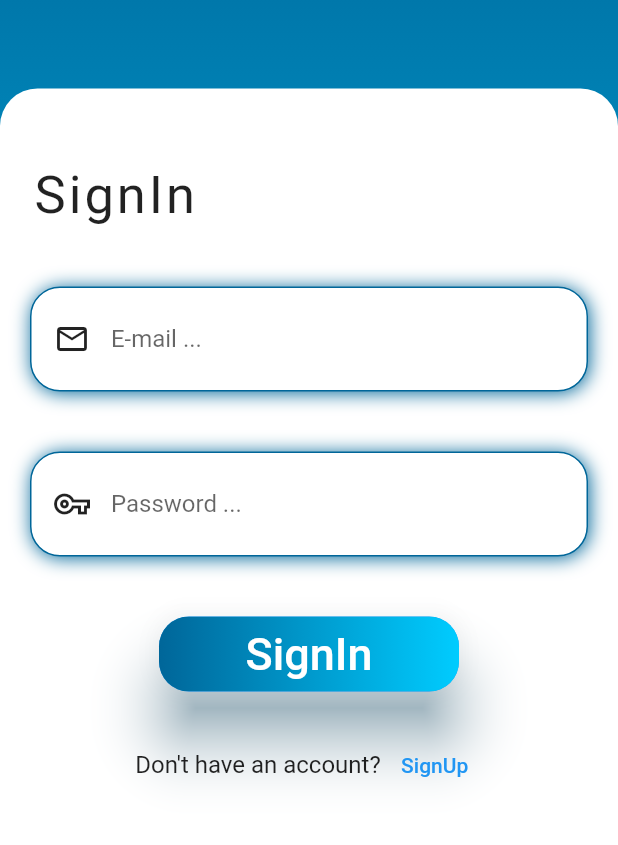
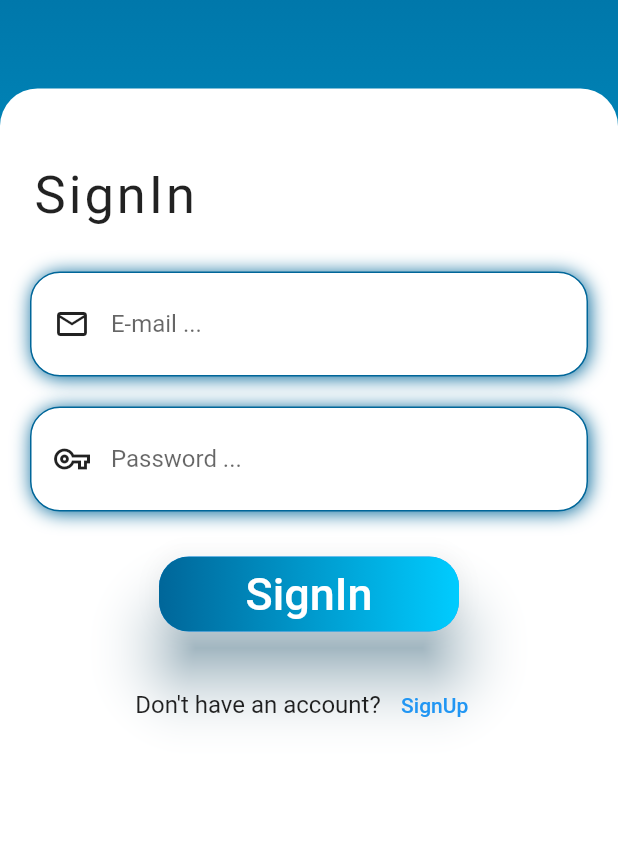
Before and after one commit to Donnwill/MyChat, a Flutter app: the screen it shows after launch, on a phone screen of 412 x 824 dp, the part 213-1058 px from its top. Run offline on Flutter 3.47's test engine with Material 2 defaults, Android fonts, the phone set to English and light mode, and no system bars; our stand-ins replace cloud_firestore, datetime_picker_formfield, email_validator, firebase_analytics, firebase_auth, firebase_core and 3 more; accounts and stored records are empty.

Commit message:
[32] restructure login and register page

```diff
--- /dev/null
+++ b/lib/helper/custom_container.dart
@@ -0,0 +1,31 @@
+import 'package:flutter/material.dart';
+import 'package:my_chat/helper/fade_animation.dart';
+
+class CustomContainer extends StatefulWidget {
+  final Widget child;
+  CustomContainer({@required this.child});
+
+  @override
+  _CustomContainerState createState() => _CustomContainerState();
+}
+
+class _CustomContainerState extends State<CustomContainer> {
+  @override
+  Widget build(BuildContext context) {
+    return FadeAnimation(
+        2,
+        Container(
+            width: double.infinity,
+            height: 70,
+            margin: const EdgeInsets.symmetric(horizontal: 20, vertical: 10),
+            padding: const EdgeInsets.symmetric(horizontal: 15, vertical: 5),
+            decoration: BoxDecoration(
+                border: Border.all(color: Color(0xff006699), width: 1),
+                boxShadow: const [
+                  BoxShadow(color: Color(0xff006699), blurRadius: 10, offset: Offset(1, 1)),
+                ],
+                color: Colors.white,
+                borderRadius: const BorderRadius.all(Radius.circular(20))),
+            child: widget.child));
+  }
+}
--- a/lib/pages/loginAndRegister/login.dart
+++ b/lib/pages/loginAndRegister/login.dart
@@ -1,6 +1,7 @@
 import 'package:firebase_analytics/firebase_analytics.dart';
 import 'package:flutter/material.dart';
 import 'package:my_chat/helper/authentication.dart';
+import 'package:my_chat/helper/custom_container.dart';
 import 'package:my_chat/helper/fade_animation.dart';
 import 'package:email_validator/email_validator.dart';
 import 'package:my_chat/pages/home_page.dart';
@@ -40,21 +41,8 @@ class _LoginState extends State<Login> {
                     style: TextStyle(fontSize: 35, color: Colors.black87, letterSpacing: 2),
                   ),
                 )),
-            FadeAnimation(
-              2,
-              Container(
-                  width: double.infinity,
-                  height: 70,
-                  margin: const EdgeInsets.symmetric(horizontal: 20, vertical: 20),
-                  padding: const EdgeInsets.symmetric(horizontal: 15, vertical: 5),
-                  decoration: BoxDecoration(
-                      border: Border.all(color: Color(0xff006699), width: 1),
-                      boxShadow: const [
-                        BoxShadow(color: Color(0xff006699), blurRadius: 10, offset: Offset(1, 1)),
-                      ],
-                      color: Colors.white,
-                      borderRadius: const BorderRadius.all(Radius.circular(20))),
-                  child: Row(
+            CustomContainer(
+              child: Row(
                     mainAxisAlignment: MainAxisAlignment.start,
                     children: [
                       const Icon(Icons.email_outlined),
@@ -81,22 +69,9 @@ class _LoginState extends State<Login> {
                         ),
                       ),
                     ],
-                  )),
+                  ),
             ),
-            FadeAnimation(
-              2,
-              Container(
-                  width: double.infinity,
-                  height: 70,
-                  margin: const EdgeInsets.symmetric(horizontal: 20, vertical: 20),
-                  padding: const EdgeInsets.symmetric(horizontal: 15, vertical: 5),
-                  decoration: BoxDecoration(
-                      border: Border.all(color: Color(0xff006699), width: 1),
-                      boxShadow: const [
-                        BoxShadow(color: Color(0xff006699), blurRadius: 10, offset: Offset(1, 1)),
-                      ],
-                      color: Colors.white,
-                      borderRadius: const BorderRadius.all(Radius.circular(20))),
+            CustomContainer(
                   child: Row(
                     mainAxisAlignment: MainAxisAlignment.start,
                     children: [
@@ -125,8 +100,9 @@ class _LoginState extends State<Login> {
                         ),
                       ),
                     ],
-                  )),
+                  ),
             ),
+
             const SizedBox(
               height: 20,
             ),
```
Also changed, not shown: lib/pages/loginAndRegister/register.dart (+13 -76 lines).
